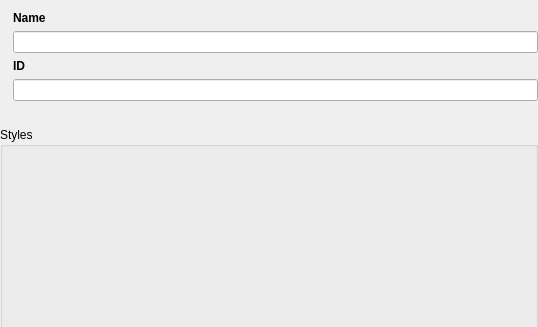
Old version of the form geoplateforme/gui/dashboard/wdg_service_details.ui in the repository JulesGrillot/plugin-qgis-geoplateforme; both pictures show x 0 to 538 and y 0 to 327 of the 538 by 655 pixel window.
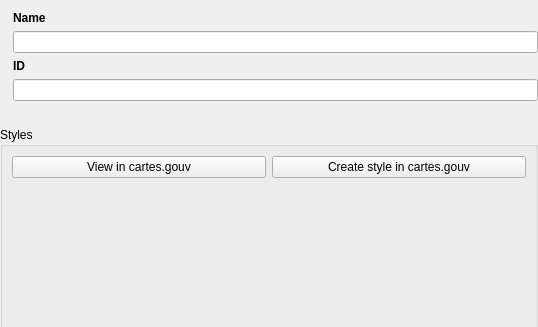
New version of the form. Custom widgets are drawn as their Qt base class.

Commit message: feat(styles): add link to cartes.gouv for visualise or create style

Patch:
```diff
--- a/geoplateforme/gui/dashboard/wdg_service_details.ui
+++ b/geoplateforme/gui/dashboard/wdg_service_details.ui
@@ -117,6 +117,20 @@
      </property>
      <layout class="QGridLayout" name="gridLayout_3">
       <item row="0" column="0">
+       <widget class="QPushButton" name="btn_view_style">
+        <property name="text">
+         <string>View in cartes.gouv</string>
+        </property>
+       </widget>
+      </item>
+      <item row="0" column="1">
+       <widget class="QPushButton" name="btn_add_style">
+        <property name="text">
+         <string>Create style in cartes.gouv</string>
+        </property>
+       </widget>
+      </item>
+      <item row="1" column="0" colspan="2">
        <widget class="ConfigurationStylesWidget" name="wdg_styles" native="true"/>
       </item>
      </layout>
```
The commit also changes 2 other files.
